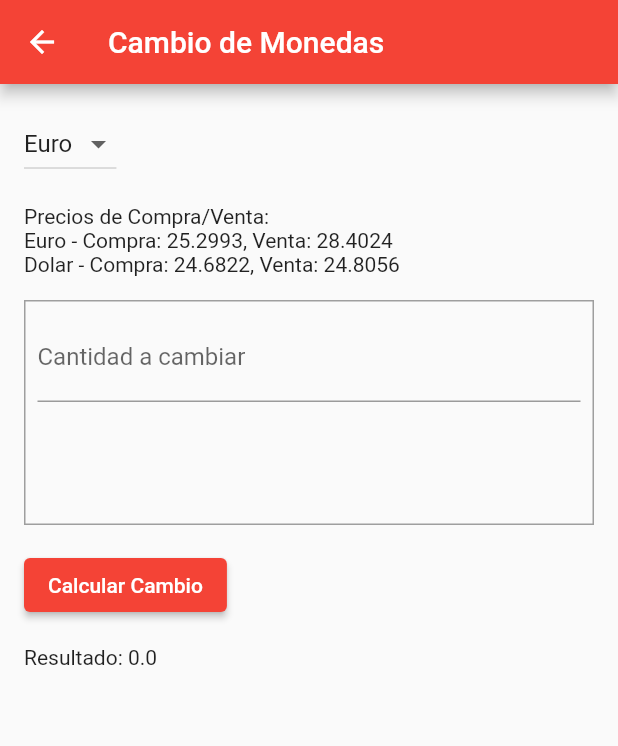
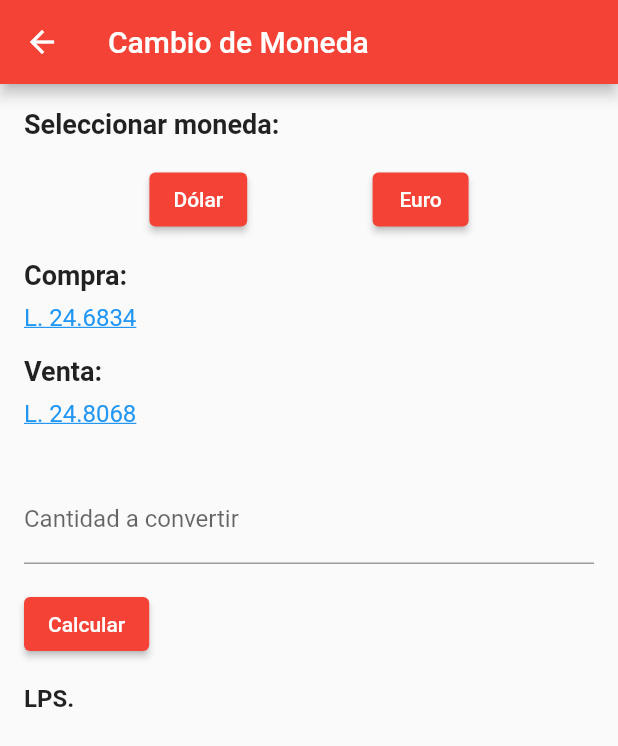
Before and after one commit to pinto-ca/Examen1, a Flutter app: the CurrencyPage screen opened by its route, on a phone screen of 412 x 824 dp. Shown: the top 746 px of the screen. Run offline on Flutter 3.47's test engine with Material 2 defaults, Android fonts, the phone set to English and light mode, and no system bars; network calls fail.

Commit message:
update_podcast_moneda2

```diff
--- a/lib/main.dart
+++ b/lib/main.dart
@@ -1,6 +1,7 @@
 import 'package:exam_carlos/main_pages/menu.dart';
 import 'package:exam_carlos/main_pages/moneda.dart';
 import 'package:exam_carlos/main_pages/noticias.dart';
+import 'package:exam_carlos/main_pages/podcast.dart';
 import 'package:exam_carlos/main_pages/tareas.dart';
 import 'package:flutter/material.dart';
 
@@ -20,6 +21,7 @@ class MyApp extends StatelessWidget {
         '/news': (context) => const NewsPage(),
         '/currency': (context) => const CurrencyPage(),
         '/tasks': (context) => TaskListPage(),
+        '/podcast': (context) => const PodcastPage(),
       },
     );
   }
--- a/lib/main_pages/moneda.dart
+++ b/lib/main_pages/moneda.dart
@@ -8,97 +8,143 @@ class CurrencyPage extends StatefulWidget {
 }
 
 class _CurrencyPageState extends State<CurrencyPage> {
-  String _moneda = 'Euro';
-  double _precioCompraEuro = 25.2993;
-  double _precioVentaEuro = 28.4024;
-  double _precioCompraDolar = 24.6822;
-  double _precioVentaDolar = 24.8056;
-  TextEditingController _cantidadController = TextEditingController();
-  double _resultado = 0.0;
+  String _monedaSeleccionada = 'Dólar';
+  TextEditingController _controller = TextEditingController();
+  String _resultado = '';
 
   @override
   Widget build(BuildContext context) {
     return Scaffold(
       appBar: AppBar(
-        title: const Text('Cambio de Monedas'),
+        title: Text('Cambio de Moneda'),
       ),
       body: Padding(
         padding: const EdgeInsets.all(16.0),
         child: Column(
           crossAxisAlignment: CrossAxisAlignment.start,
           children: [
-            DropdownButton<String>(
-              value: _moneda,
-              items: ['Euro', 'Dolar'].map((String value) {
-                return DropdownMenuItem<String>(
-                  value: value,
-                  child: Text(value),
-                );
-              }).toList(),
-              onChanged: (String? newValue) {
-                setState(() {
-                  _moneda = newValue ?? 'Euro';
-                  _actualizarPrecios();
-                });
-              },
+            Text(
+              'Seleccionar moneda:',
+              style: TextStyle(
+                fontSize: 18.0,
+                fontWeight: FontWeight.bold,
+              ),
             ),
             SizedBox(height: 16.0),
-            Text('Precios de Compra/Venta:'),
-            Text('Euro - Compra: $_precioCompraEuro, Venta: $_precioVentaEuro'),
-            Text(
-                'Dolar - Compra: $_precioCompraDolar, Venta: $_precioVentaDolar'),
+            Row(
+              mainAxisAlignment: MainAxisAlignment.spaceEvenly,
+              children: [
+                ElevatedButton(
+                  onPressed: () {
+                    _cambiarMoneda('Dólar');
+                  },
+                  child: Text('Dólar'),
+                ),
+                ElevatedButton(
+                  onPressed: () {
+                    _cambiarMoneda('Euro');
+                  },
+                  child: Text('Euro'),
+                ),
+              ],
+            ),
             SizedBox(height: 16.0),
-            Container(
-              width: double.infinity,
-              height: 150.0,
-              decoration: BoxDecoration(
-                border: Border.all(color: Colors.grey),
-              ),
-              child: Padding(
-                padding: const EdgeInsets.all(8.0),
-                child: TextField(
-                  controller: _cantidadController,
-                  keyboardType: TextInputType.number,
-                  decoration: InputDecoration(
-                    labelText: 'Cantidad a cambiar',
-                  ),
-                ),
+            _buildPrecio('Compra', _calcularValorCompra()),
+            _buildPrecio('Venta', _calcularValorVenta()),
+            SizedBox(height: 16.0),
+            TextField(
+              controller: _controller,
+              keyboardType: TextInputType.number,
+              decoration: InputDecoration(
+                labelText: 'Cantidad a convertir',
               ),
             ),
             SizedBox(height: 16.0),
             ElevatedButton(
               onPressed: () {
-                setState(() {
-                  _calcularCambio();
-                });
+                _calcularConversion();
               },
-              child: Text('Calcular Cambio'),
+              child: Text('Calcular'),
             ),
             SizedBox(height: 16.0),
-            Text('Resultado: $_resultado'),
+            Text(
+              'LPS. $_resultado',
+              style: TextStyle(
+                fontSize: 16.0,
+                fontWeight: FontWeight.bold,
+              ),
+            ),
           ],
         ),
       ),
     );
   }
 
-  void _actualizarPrecios() {
-    if (_moneda == 'Euro') {
-      _precioCompraEuro = 25.2993;
-      _precioVentaEuro = 28.4024;
-    } else if (_moneda == 'Dolar') {
-      _precioCompraDolar = 24.6822;
-      _precioVentaDolar = 24.8056;
-    }
+  void _cambiarMoneda(String nuevaMoneda) {
+    setState(() {
+      _monedaSeleccionada = nuevaMoneda;
+      _controller.clear();
+      _resultado = '';
+    });
   }
 
-  void _calcularCambio() {
-    double cantidad = double.tryParse(_cantidadController.text) ?? 0.0;
+  Widget _buildPrecio(String tipo, String valor) {
+    return Column(
+      crossAxisAlignment: CrossAxisAlignment.start,
+      children: [
+        Text(
+          '$tipo:',
+          style: TextStyle(
+            fontSize: 18.0,
+            fontWeight: FontWeight.bold,
+          ),
+        ),
+        SizedBox(height: 8.0),
+        Text(
+          'L. $valor',
+          style: TextStyle(
+            fontSize: 16.0,
+            color: Colors.blue,
+            decoration: TextDecoration.underline,
+          ),
+        ),
+        SizedBox(height: 16.0),
+      ],
+    );
+  }
 
-    if (_moneda == 'Euro') {
-      _resultado = cantidad * _precioCompraEuro;
-    } else if (_moneda == 'Dolar') {
-      _resultado = cantidad * _precioCompraDolar;
+  String _calcularValorCompra() {
+    if (_monedaSeleccionada == 'Dólar') {
+      return '24.6834';
+    } else if (_monedaSeleccionada == 'Euro') {
+      return '27.50';
     }
+    return '';
+  }
+
+  String _calcularValorVenta() {
+    if (_monedaSeleccionada == 'Dólar') {
+      return '24.8068';
+    } else if (_monedaSeleccionada == 'Euro') {
+      return '27.80';
+    }
+    return '';
+  }
+
+  void _calcularConversion() {
+    double cantidad = double.tryParse(_controller.text) ?? 0.0;
+    double tasa;
+
+    if (_monedaSeleccionada == 'Dólar') {
+      tasa = cantidad * double.parse(_calcularValorVenta());
+    } else if (_monedaSeleccionada == 'Euro') {
+      tasa = cantidad * double.parse(_calcularValorVenta());
+    } else {
+      tasa = 0.0;
+    }
+
+    setState(() {
+      _resultado = tasa.toStringAsFixed(2);
+    });
   }
 }
```
Also changed, not shown: lib/detail_pages/podcast_detail.dart (added, +116 -0 lines), lib/main_pages/podcast.dart (added, +29 -0 lines).
